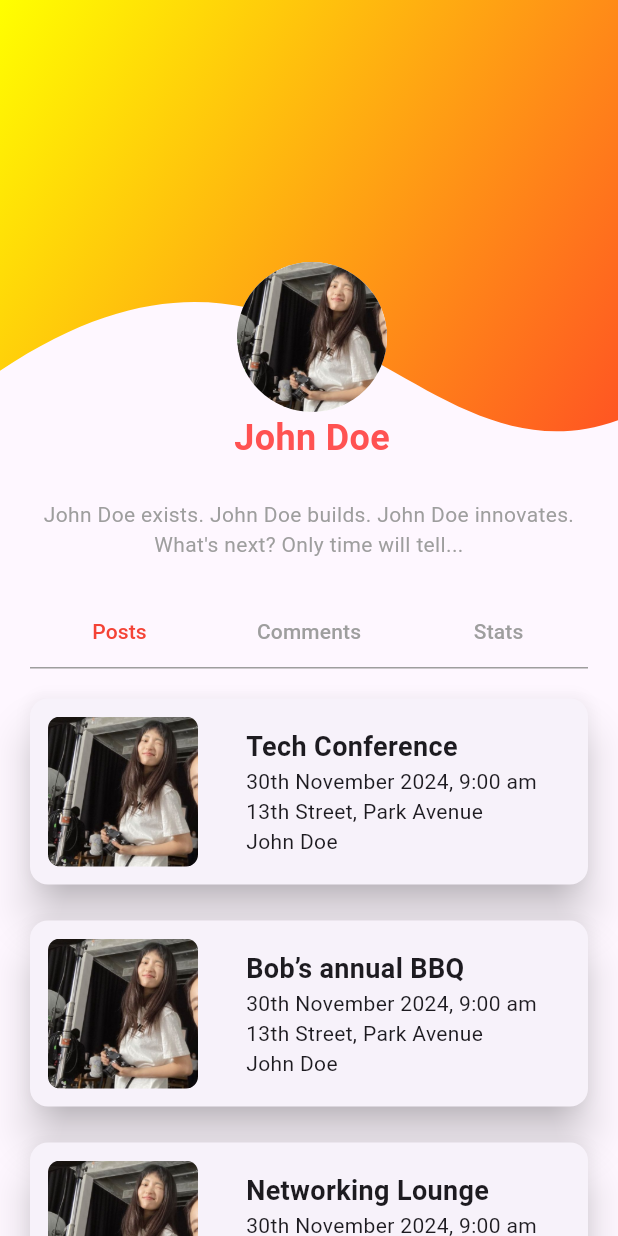
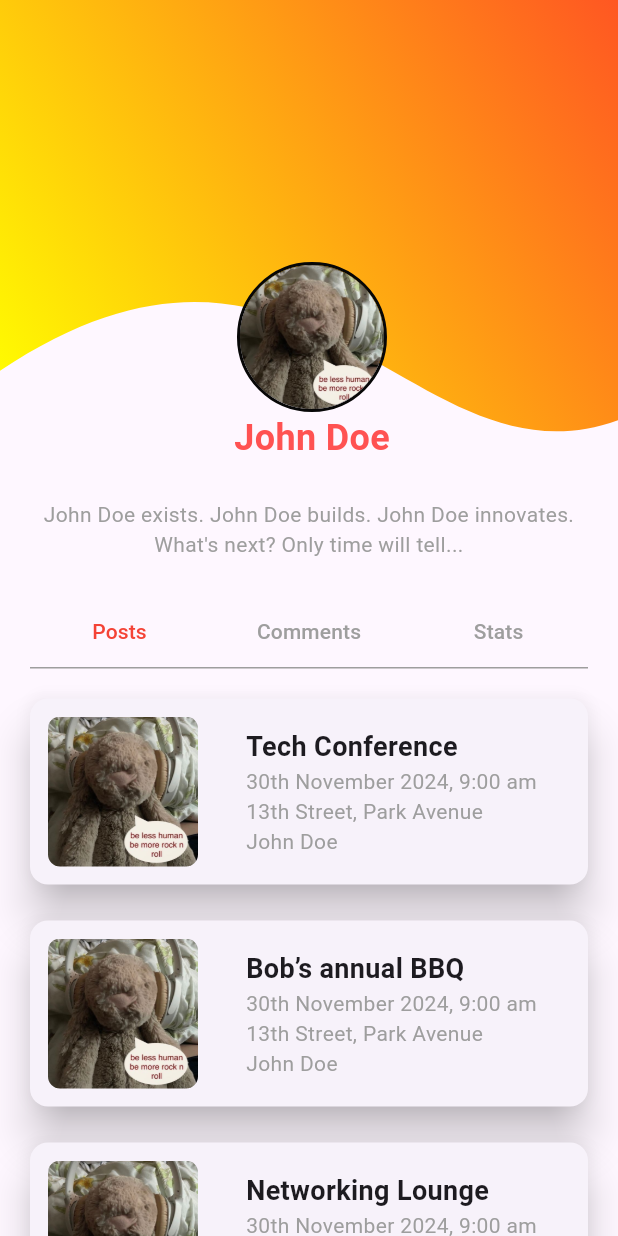
Before and after one commit to alinafghan/assignment_1, a Flutter app: the screen it shows after launch, on a phone screen of 412 x 824 dp. Run offline on Flutter 3.47's test engine with Material 3 defaults, Android fonts, the phone set to English and light mode, and no system bars.

Commit message:
minor updates

```diff
--- a/lib/screens/main_screen.dart
+++ b/lib/screens/main_screen.dart
@@ -11,20 +11,17 @@ class Screen extends StatefulWidget {
 }
 
 class _ScreenState extends State<Screen> with TickerProviderStateMixin {
-  late final TabController _tabController;
   late final PageController _pageController;
   int _currentPageIndex = 0;
 
   @override
   void initState() {
     super.initState();
-    _tabController = TabController(length: 3, vsync: this);
     _pageController = PageController();
   }
 
   @override
   void dispose() {
-    _tabController.dispose();
     _pageController.dispose();
     super.dispose();
   }
@@ -32,18 +29,28 @@ class _ScreenState extends State<Screen> with TickerProviderStateMixin {
   final List<Map<String, String>> comments = [
     {
       'title': 'Flutter Flash',
-      'subtitle': 'Looks like an amazing event!',
+      'subtitle': '"Looks like an amazing event!"',
       'datetime': '30 November 2024, 11:00 PM',
     },
     {
       'title': 'Bob’s annual BBQ',
-      'subtitle': 'Wish I could’ve been there:(',
+      'subtitle': '"Wish I could’ve been there:("',
       'datetime': '2 August 2024, 10:31 PM',
     },
     {
       'title': 'Networking Lounge',
-      'subtitle': 'Will the event be starting on time?',
+      'subtitle': '"Will the event be starting on time?"',
       'datetime': '25 June 2023, 12:00 AM',
+    },
+    {
+      'title': 'Other Lounge',
+      'subtitle': '"Will the event be starting on time?"',
+      'datetime': '25 June 2023, 12:00 AM',
+    },
+    {
+      'title': 'Google Groups CompVis BC',
+      'subtitle': '"Excited to learn!"',
+      'datetime': '18 Feb 2025, 12:00 AM',
     },
   ];
 
@@ -66,6 +73,18 @@ class _ScreenState extends State<Screen> with TickerProviderStateMixin {
       'datetime': '30th November 2024, 9:00 am',
       'name': 'John Doe'
     },
+    {
+      "title": "Tech Innovators Summit",
+      "address": "45 Downtown",
+      "datetime": "15th December 2024, 2:00 pm",
+      "name": "Alice Smith"
+    },
+    {
+      "title": "Mastery Workshop",
+      "address": "100th Floor, Business Tower",
+      "datetime": "5th January 2025, 10:30 am",
+      "name": "Alina Afghan"
+    }
   ];
 
   final List<Map<String, String>> stats = [
@@ -98,10 +117,22 @@ class _ScreenState extends State<Screen> with TickerProviderStateMixin {
                 left: (size.width / 2) - profileRadius,
                 child: Column(
                   children: [
-                    CircleAvatar(
-                      radius: profileRadius,
-                      backgroundColor: Colors.white,
-                      backgroundImage: AssetImage('assets/profile.jpg'),
+                    Container(
+                      width: 2 * profileRadius,
+                      height: 2 * profileRadius,
+                      decoration: BoxDecoration(
+                        shape: BoxShape.circle,
+                        border: Border.all(
+                          color: const Color.fromARGB(255, 7, 7,
+                              7), // Change this to your desired border color
+                          width: 2.0, // Set the border width
+                        ),
+                      ),
+                      child: CircleAvatar(
+                        radius: profileRadius,
+                        backgroundColor: const Color.fromARGB(255, 0, 0, 0),
+                        backgroundImage: AssetImage('assets/profile.jpg'),
+                      ),
                     ),
                     Text(
                       'John Doe',
@@ -179,17 +210,19 @@ class _ScreenState extends State<Screen> with TickerProviderStateMixin {
             onPageChanged: _updateCurrentPageIndex,
             controller: _pageController,
             children: <Widget>[
-              SingleChildScrollView(
-                child: Column(
-                  children: [
-                    for (var i in posts)
-                      MyCard(
-                          title: i['title'],
-                          datetime: i['datetime'],
-                          address: i['address'],
-                          name: i['name']),
-                  ],
-                ),
+              ListView.builder(
+                padding: EdgeInsets.zero,
+                shrinkWrap: true,
+                itemCount: posts.length,
+                itemBuilder: (context, index) {
+                  var post = posts[index];
+                  return MyCard(
+                    title: post['title'],
+                    datetime: post['datetime'],
+                    address: post['address'],
+                    name: post['name'],
+                  );
+                },
               ),
               Padding(
                 padding: const EdgeInsets.only(left: 24.0),
@@ -229,18 +262,13 @@ class _ScreenState extends State<Screen> with TickerProviderStateMixin {
     setState(() {
       _currentPageIndex = index;
     });
-    _tabController.index = index;
     _pageController.jumpToPage(
       index,
-      // duration: const Duration(milliseconds: 100),
-      // curve: Curves.easeInOut,
     );
   }
 }
 
 class CustomAppBarShape extends OutlinedBorder {
-  // Implementing the constructor allows the CustomAppBarShape to be
-  // properly compared when calling the `identical` method.
   const CustomAppBarShape({super.side});
 
   Path _getPath(Rect rect) {
@@ -284,17 +312,12 @@ class CustomAppBarShape extends OutlinedBorder {
           Colors.yellowAccent,
           Colors.deepOrange
         ], // Customize your gradient colors
-        begin: Alignment.topLeft,
-        end: Alignment.bottomRight,
+        begin: Alignment.bottomLeft,
+        end: Alignment.topRight,
       ).createShader(rect);
 
     // Draw the gradient within the custom shape
     canvas.drawPath(getOuterPath(rect, textDirection: textDirection), paint);
-
-    // canvas.drawPath(
-    //   getOuterPath(rect, textDirection: textDirection),
-    //   side.toPaint(),
-    // );
   }
 
   @override
--- a/lib/widgets/card.dart
+++ b/lib/widgets/card.dart
@@ -44,9 +44,12 @@ class MyCard extends StatelessWidget {
                   title ?? 'Untitled',
                   style: TextStyle(fontWeight: FontWeight.bold, fontSize: 18),
                 ),
-                Text(datetime ?? '-- -- --'),
-                Text(address ?? 'Unknown Address'),
-                Text(name ?? 'Unnamed Person')
+                Text(datetime ?? '-- -- --',
+                    style: TextStyle(color: Colors.grey)),
+                Text(address ?? 'Unknown Address',
+                    style: TextStyle(color: Colors.grey)),
+                Text(name ?? 'Unnamed Person',
+                    style: TextStyle(color: Colors.grey))
               ],
             )
           ],
```
Also changed, not shown: assets/profile.jpg.
